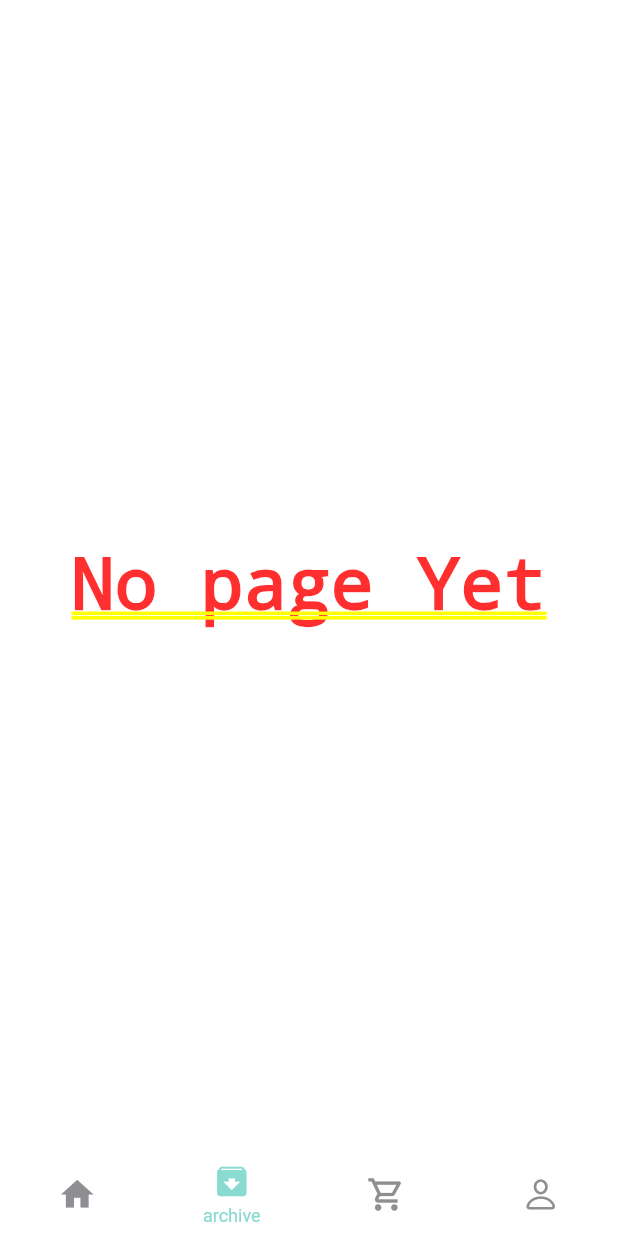
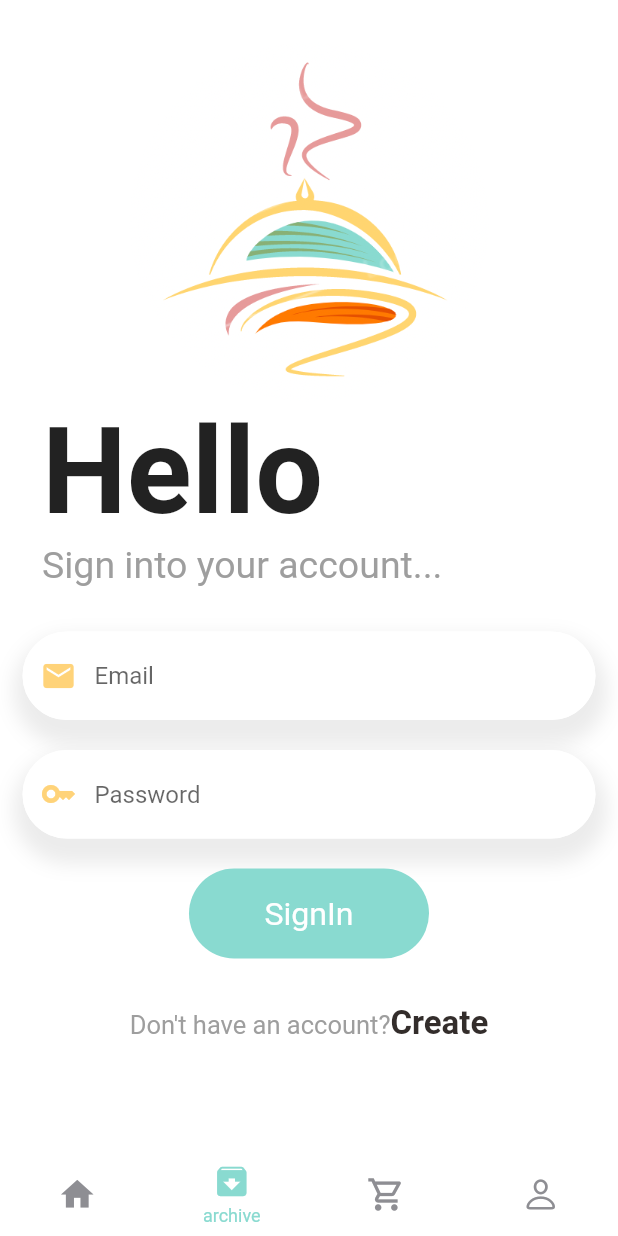
Before and after one commit to saibaddala/QuickCrave, a Flutter app: the screen it shows after launch, item 2 of the bottom bar chosen, on a phone screen of 412 x 824 dp. Run offline on Flutter 3.47's test engine with Material 2 defaults, Android fonts, the phone set to English and light mode, and no system bars; drawn by our look-alikes of persistent_bottom_nav_bar; our stand-ins replace dots_indicator, get, google_fonts, shared_preferences; network calls fail.

Commit message:
sign up & in

```diff
--- /dev/null
+++ b/lib/reusable_widgets/custom_textfield_widget.dart
@@ -0,0 +1,57 @@
+import 'package:flutter/material.dart';
+
+import '../utilities/colors.dart';
+
+class CustomTextFieldWidget extends StatelessWidget {
+  final TextEditingController textController;
+  final String hintText;
+  final IconData iconData;
+  const CustomTextFieldWidget(
+      {Key? key,
+      required this.textController,
+      required this.hintText,
+      required this.iconData})
+      : super(key: key);
+
+  @override
+  Widget build(BuildContext context) {
+    return Container(
+      decoration: BoxDecoration(
+          color: Colors.white,
+          borderRadius: BorderRadius.circular(40),
+          boxShadow: [
+            BoxShadow(
+                color: Colors.grey.withOpacity(0.2),
+                blurRadius: 10,
+                spreadRadius: 7,
+                offset: Offset(1, 10))
+          ]),
+      margin: EdgeInsets.only(left: 7, right: 7),
+      child: TextField(
+        controller: textController,
+        autofocus: false,
+        decoration: InputDecoration(
+            hintText: hintText,
+            prefixIcon: Icon(
+              iconData,
+              color: AppColors.yellowColor,
+            ),
+            focusedBorder: OutlineInputBorder(
+                borderRadius: BorderRadius.circular(40),
+                borderSide: BorderSide(width: 1, color: AppColors.mainColor)),
+            enabledBorder: OutlineInputBorder(
+                borderRadius: BorderRadius.circular(40),
+                borderSide: BorderSide(
+                  color: Colors.white,
+                  width: 1,
+                )),
+            border: OutlineInputBorder(
+                borderRadius: BorderRadius.circular(40),
+                borderSide: BorderSide(
+                  color: Colors.purple,
+                  width: 1,
+                ))),
+      ),
+    );
+  }
+}
--- a/lib/screens/main_page_screen.dart
+++ b/lib/screens/main_page_screen.dart
@@ -1,9 +1,12 @@
 import 'package:flutter/cupertino.dart';
 import 'package:flutter/material.dart';
 import 'package:foodart/backend/controllers/cart_controller.dart';
+import 'package:foodart/screens/account_screen.dart';
 import 'package:foodart/screens/cart_history_page.dart';
 import 'package:foodart/screens/cart_page.dart';
 import 'package:foodart/screens/home_screen.dart';
+import 'package:foodart/screens/sign_in_screen.dart';
+import 'package:foodart/screens/sign_up_screen.dart';
 import 'package:foodart/utilities/colors.dart';
 import 'package:get/get.dart';
 import 'package:persistent_bottom_nav_bar/persistent-tab-view.dart';
@@ -27,13 +30,9 @@ class _MainPageState extends State<MainPage> {
   List<Widget> _buildScreens() {
     return [
       const HomeScreen(),
-      const Center(
-        child: Text("No page Yet"),
-      ),
+      const SignInScreen(),
       const CartHistoryPage(),
-      const Center(
-        child: Text("No page Yet"),
-      )
+      const AccountScreen()
     ];
   }
 
--- /dev/null
+++ b/lib/screens/sign_in_screen.dart
@@ -0,0 +1,109 @@
+import 'package:flutter/gestures.dart';
+import 'package:flutter/material.dart';
+import 'package:foodart/reusable_widgets/big_text.dart';
+import 'package:foodart/reusable_widgets/custom_icon_widget.dart';
+import 'package:foodart/reusable_widgets/custom_textfield_widget.dart';
+import 'package:foodart/reusable_widgets/small_text.dart';
+import 'package:foodart/utilities/colors.dart';
+
+class SignInScreen extends StatelessWidget {
+  const SignInScreen({Key? key}) : super(key: key);
+
+  @override
+  Widget build(BuildContext context) {
+    final emailTextController = TextEditingController();
+    final passwordTextController = TextEditingController();
+    return Scaffold(
+      backgroundColor: Colors.white,
+      body: SingleChildScrollView(
+        physics: BouncingScrollPhysics(),
+        child: Padding(
+          padding: const EdgeInsets.all(8.0),
+          child: Column(
+            children: [
+              SizedBox(
+                height: 20,
+              ),
+              Center(
+                child: CircleAvatar(
+                  backgroundColor: Colors.white,
+                  radius: 120,
+                  backgroundImage: AssetImage("assets/images/logo part 1.png"),
+                ),
+              ),
+              Container(
+                padding: EdgeInsets.only(left: 20),
+                alignment: Alignment.centerLeft,
+                child: Column(
+                  crossAxisAlignment: CrossAxisAlignment.start,
+                  children: [
+                    Text(
+                      "Hello",
+                      style:
+                          TextStyle(fontSize: 80, fontWeight: FontWeight.bold),
+                    ),
+                    Text(
+                      "Sign into your account...",
+                      style: TextStyle(color: Colors.grey[500], fontSize: 25),
+                    )
+                  ],
+                ),
+              ),
+              SizedBox(
+                height: 30,
+              ),
+              CustomTextFieldWidget(
+                textController: emailTextController,
+                hintText: "Email",
+                iconData: Icons.email,
+              ),
+              SizedBox(
+                height: 20,
+              ),
+              CustomTextFieldWidget(
+                textController: passwordTextController,
+                hintText: "Password",
+                iconData: Icons.key,
+              ),
+              SizedBox(
+                height: 20,
+              ),
+              Container(
+                height: 60,
+                width: 160,
+                decoration: BoxDecoration(
+                    borderRadius: BorderRadius.circular(60 / 2),
+                    color: AppColors.mainColor),
+                child: Center(
+                    child: BigText(
+                  text: "SignIn",
+                  textColor: Colors.white,
+                )),
+              ),
+              SizedBox(
+                height: 30,
+              ),
+              RichText(
+                text: TextSpan(
+                    text: "Don't have an account?",
+                    recognizer: TapGestureRecognizer()..onTap = () {},
+                    style: TextStyle(color: Colors.grey[500], fontSize: 17),
+                    children: [
+                      TextSpan(
+                          text: "Create",
+                          style: TextStyle(
+                              color: AppColors.mainBlackColor,
+                              fontWeight: FontWeight.bold,
+                              fontSize: 22))
+                    ]),
+              ),
+              SizedBox(
+                height: 5,
+              ),
+            ],
+          ),
+        ),
+      ),
+    );
+  }
+}
```
Also changed, not shown: lib/reusable_widgets/account_detail_row_widget.dart (added, +53 -0 lines), lib/reusable_widgets/custom_icon_widget.dart (added, +34 -0 lines), lib/screens/account_screen.dart (added, +83 -0 lines), lib/screens/home_screen.dart (+14 -2 lines), lib/screens/sign_up_screen.dart (added, +116 -0 lines).
